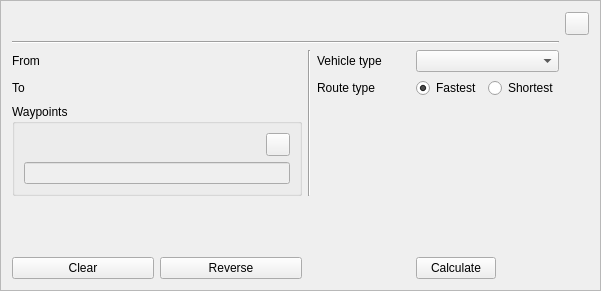
Old version of the form kadasrouting/gui/shortestpathbottombar.ui in the repository kadas-albireo/kadas-albireo2.
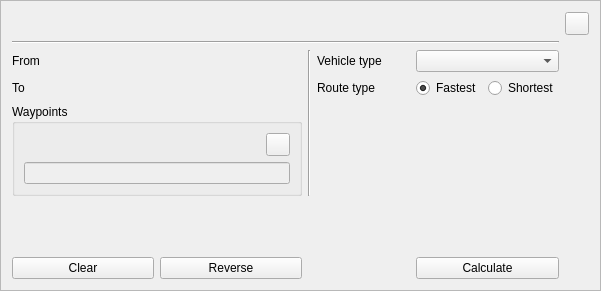
New version of the form. Icons and pictures are not drawn.

```diff
--- a/kadasrouting/gui/shortestpathbottombar.ui
+++ b/kadasrouting/gui/shortestpathbottombar.ui
@@ -194,7 +194,7 @@
    <item row="6" column="5">
     <widget class="QPushButton" name="btnCalculate">
      <property name="sizePolicy">
-      <sizepolicy hsizetype="Maximum" vsizetype="Fixed">
+      <sizepolicy hsizetype="Preferred" vsizetype="Fixed">
        <horstretch>0</horstretch>
        <verstretch>0</verstretch>
       </sizepolicy>
```
Left out of the diff: 14 changed lines with no effect on the pictures.
